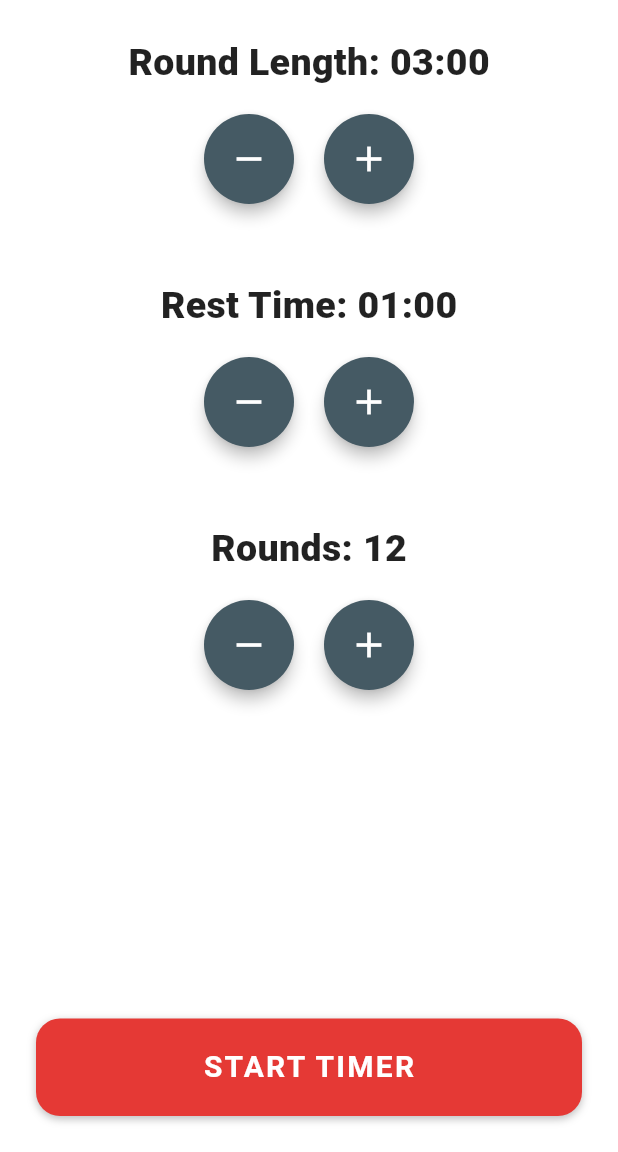
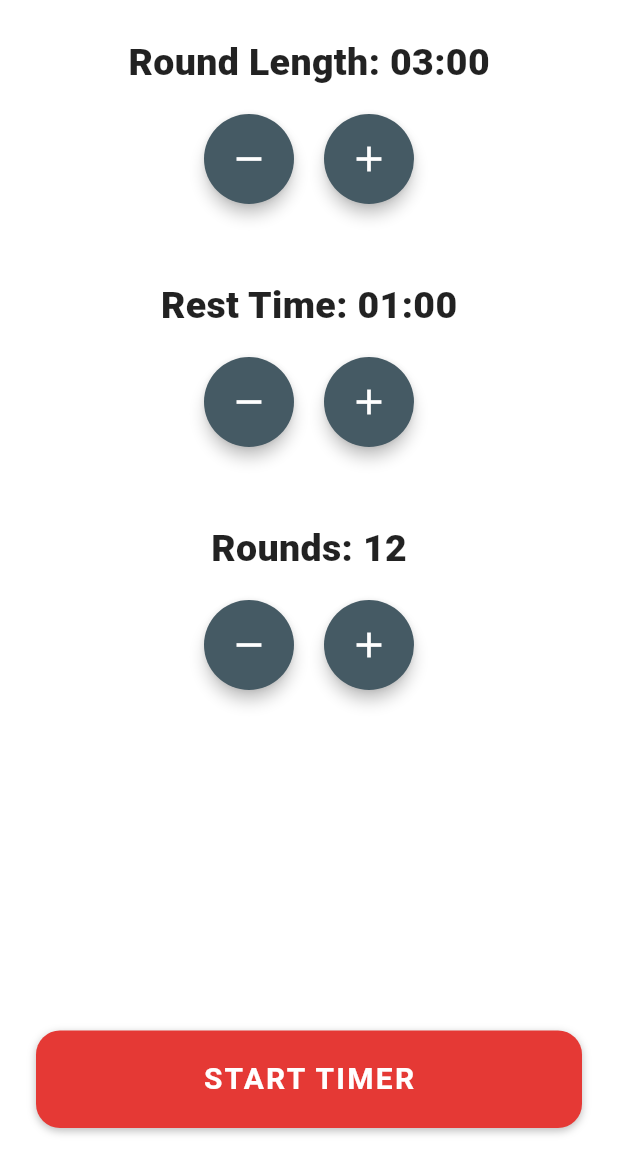
Before and after one commit to qafromla/boxin_app_2.0, a Flutter app: the screen it shows after launch, on a phone screen of 412 x 824 dp, the part 84-1236 px from its top. Run offline on Flutter 3.47's test engine with Material 3 defaults, Android fonts, the phone set to English and light mode, and no system bars; our stand-ins replace audioplayers, shared_preferences, wakelock_plus.

Commit message:
fix cross-platform layout for settings screen and start button

```diff
--- a/lib/screens/setting_screen.dart
+++ b/lib/screens/setting_screen.dart
@@ -186,15 +186,25 @@ class _SettingScreenState extends State<SettingScreen> {
           ),
         ],
       ),
-      body: Stack(
+      body: SafeArea(
+        child: Stack(
           children: [
-          Padding(
+            Column(
+              crossAxisAlignment: CrossAxisAlignment.center,
+              children: [
+                Expanded(
+                  child: SingleChildScrollView(
+                    child: Padding(
                       padding: const EdgeInsets.all(24.0),
                       child: Column(
+                        crossAxisAlignment: CrossAxisAlignment.center,
                         children: [
                           Text(
                             'Round Length: ${_formatTime(_roundLength)}',
-                  style: TextStyle(fontSize: 25, fontWeight: FontWeight.w800),
+                            style: TextStyle(
+                              fontSize: 25,
+                              fontWeight: FontWeight.w800,
+                            ),
                           ),
                           SizedBox(height: 16),
                           Row(
@@ -214,7 +224,10 @@ class _SettingScreenState extends State<SettingScreen> {
                           SizedBox(height: 50),
                           Text(
                             'Rest Time: ${_formatTime(_restTime)}',
-                  style: TextStyle(fontSize: 25, fontWeight: FontWeight.w800),
+                            style: TextStyle(
+                              fontSize: 25,
+                              fontWeight: FontWeight.w800,
+                            ),
                           ),
                           SizedBox(height: 16),
                           Row(
@@ -234,7 +247,10 @@ class _SettingScreenState extends State<SettingScreen> {
                           SizedBox(height: 50),
                           Text(
                             'Rounds: $_rounds',
-                  style: TextStyle(fontSize: 25, fontWeight: FontWeight.w800),
+                            style: TextStyle(
+                              fontSize: 25,
+                              fontWeight: FontWeight.w800,
+                            ),
                           ),
                           SizedBox(height: 16),
                           Row(
@@ -252,8 +268,20 @@ class _SettingScreenState extends State<SettingScreen> {
                             ],
                           ),
                           SizedBox(height: 50),
-                Spacer(),
-                BottomButton(
+                          SizedBox(height: 24),
+                        ],
+                      ),
+                    ),
+                  ),
+                ),
+                Padding(
+                  padding: EdgeInsets.only(
+                    left: 24,
+                    right: 24,
+                    bottom: MediaQuery.of(context).padding.bottom + 16,
+                    top: 8,
+                  ),
+                  child: BottomButton(
                     bottomTitle: 'Start timer',
                     onTap: () {
                       setState(() {
@@ -261,8 +289,8 @@ class _SettingScreenState extends State<SettingScreen> {
                       });
                     },
                   ),
+                ),
               ],
-            ),
             ),
             if (_showCoundown)
               CountdownOverlay(
@@ -285,6 +313,7 @@ class _SettingScreenState extends State<SettingScreen> {
               ),
           ],
         ),
+      ),
     );
   }
 }
```
Lines whose indentation alone changed are shown as unchanged.
